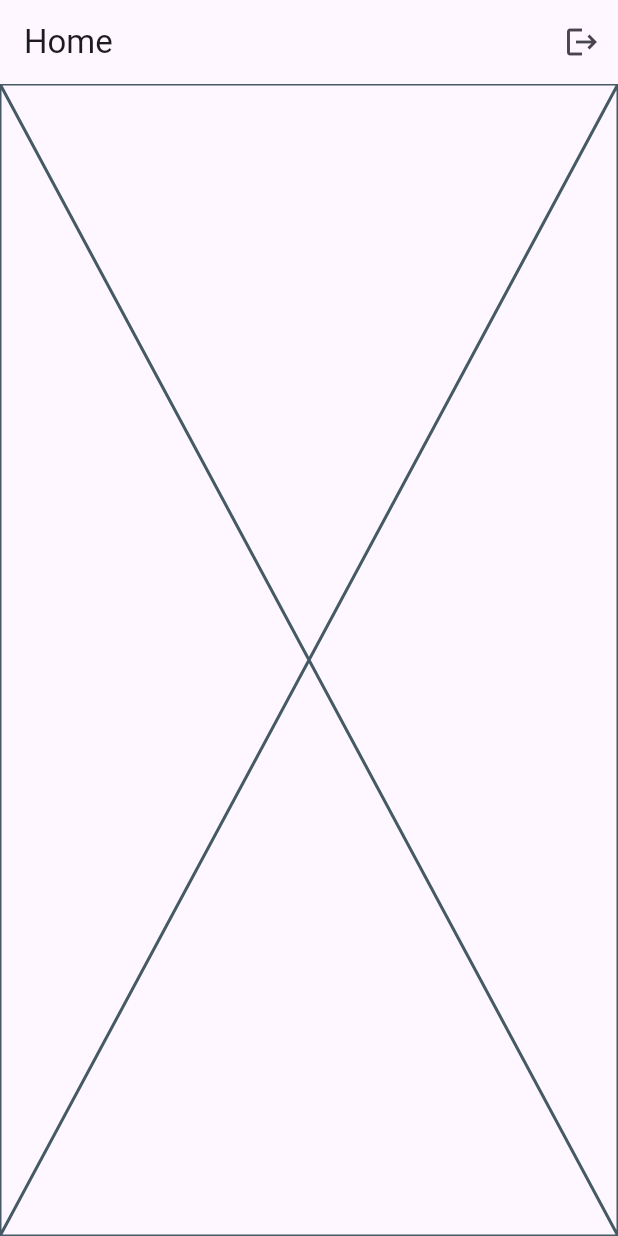
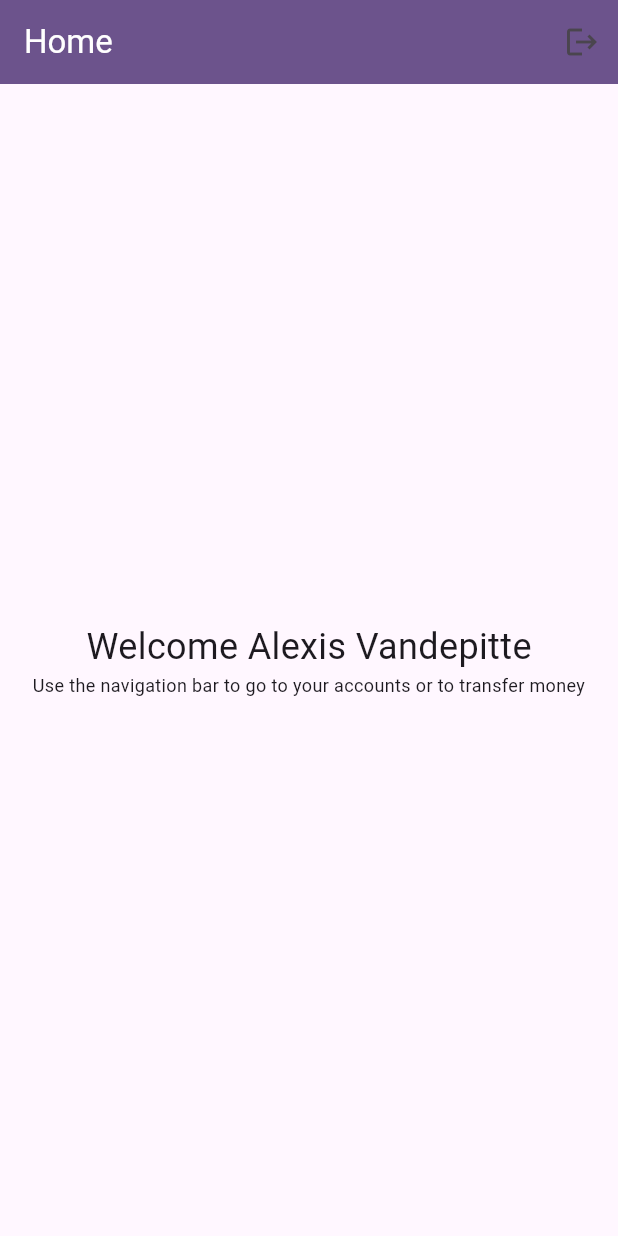
Before and after one commit to eugeniedesaunai/bankenstein, a Flutter app: the screen it shows once a user with an empty profile is signed in, on a phone screen of 412 x 824 dp. Run offline on Flutter 3.47's test engine with Material 3 defaults, Android fonts, the phone set to English and light mode, and no system bars; our stand-ins replace firebase_auth, firebase_core, flutter_bloc, go_router; accounts and stored records are empty; network calls fail.

Commit message:
add homepage

```diff
--- a/bankenstein/lib/main.dart
+++ b/bankenstein/lib/main.dart
@@ -26,7 +26,8 @@ class MyApp extends StatelessWidget {
         return MaterialApp.router(
           title: 'Flutter Demo',
           theme: ThemeData(
-            colorScheme: ColorScheme.fromSeed(seedColor: Colors.deepPurple),
+            colorScheme:
+                ColorScheme.fromSeed(seedColor: const Color(0xFF711CCC)),
             useMaterial3: true,
           ),
           routerConfig: AppRouter.router(context),
--- a/bankenstein/lib/presentation/pages/home_page.dart
+++ b/bankenstein/lib/presentation/pages/home_page.dart
@@ -9,9 +9,20 @@ class HomePage extends StatelessWidget {
 
   @override
   Widget build(BuildContext context) {
+    final appBarColor = Theme.of(context).colorScheme.primary;
     return Scaffold(
       appBar: AppBar(
-        title: const Text('Home'),
+        backgroundColor: appBarColor,
+        title: const Row(
+          children: [
+            Text(
+              'Home',
+              style: TextStyle(
+                color: Colors.white,
+              ),
+            ),
+          ],
+        ),
         actions: [
           IconButton(
               onPressed: () {
@@ -20,7 +31,25 @@ class HomePage extends StatelessWidget {
               icon: const Icon(Icons.logout))
         ],
       ),
-      body: Placeholder(),
+      body: const Center(
+        child: Padding(
+          padding: EdgeInsets.all(8.0),
+          child: Column(
+            mainAxisAlignment: MainAxisAlignment.center,
+            children: [
+              Text(
+                'Welcome Alexis Vandepitte',
+                style: TextStyle(fontSize: 24),
+              ),
+              Text(
+                'Use the navigation bar to go to your accounts or to transfer money',
+                style: TextStyle(fontSize: 12),
+                textAlign: TextAlign.center,
+              ),
+            ],
+          ),
+        ),
+      ),
     );
   }
 }
--- a/bankenstein/lib/services/authentication_service.dart
+++ b/bankenstein/lib/services/authentication_service.dart
@@ -1,5 +1,5 @@
 import 'package:bankenstein/data/authentication_data_source.dart';
-import 'package:bankenstein/models/user_model.dart';
+import 'package:bankenstein/models/user_firebase_model.dart';
 
 abstract class AuthenticationService {
   static Future<void> signIn(String email, String password) async {
@@ -14,7 +14,7 @@ abstract class AuthenticationService {
     return await AuthenticationDataSource.logOut();
   }
 
-  static Stream<UserModel?> status() {
+  static Stream<UserFirebaseModel?> status() {
     return AuthenticationDataSource.status();
   }
 }
```
Also changed, not shown: bankenstein/lib/data/authentication_data_source.dart (+4 -4 lines), bankenstein/lib/data/user_static_data_source.dart (added, +16 -0 lines), bankenstein/lib/models/user_firebase_model.dart (added, +11 -0 lines), bankenstein/lib/models/user_model.dart (deleted, +0 -11 lines).
